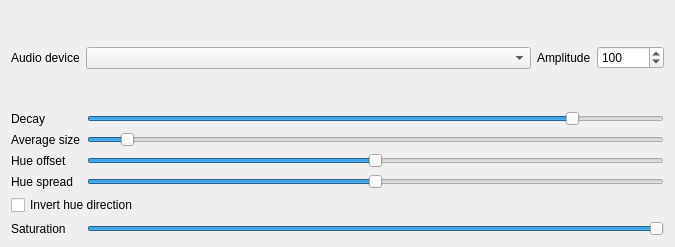
First picture: the form in Effects/AudioVUMeter/AudioVUMeter.ui, repository DLdota/OpenRGBEffectsPlugin, before the edit.
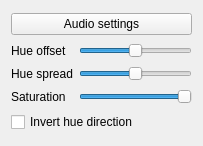
Second picture: the form after the edit. Custom widgets are drawn as their Qt base class.

Patch:
```diff
--- a/Effects/AudioVUMeter/AudioVUMeter.ui
+++ b/Effects/AudioVUMeter/AudioVUMeter.ui
@@ -6,168 +6,22 @@
    <rect>
     <x>0</x>
     <y>0</y>
-    <width>675</width>
-    <height>247</height>
+    <width>203</width>
+    <height>146</height>
    </rect>
   </property>
   <property name="windowTitle">
    <string>Form</string>
   </property>
-  <layout class="QGridLayout" name="gridLayout" columnstretch="1,0">
-   <item row="0" column="0">
-    <widget class="QFrame" name="frame">
-     <property name="frameShape">
-      <enum>QFrame::NoFrame</enum>
-     </property>
-     <property name="frameShadow">
-      <enum>QFrame::Raised</enum>
-     </property>
-     <layout class="QGridLayout" name="gridLayout_3" columnstretch="0,1">
-      <property name="leftMargin">
-       <number>0</number>
-      </property>
-      <property name="topMargin">
-       <number>0</number>
-      </property>
-      <property name="rightMargin">
-       <number>0</number>
-      </property>
-      <property name="bottomMargin">
-       <number>0</number>
-      </property>
-      <item row="0" column="0">
-       <widget class="QLabel" name="label">
-        <property name="text">
-         <string>Audio device</string>
-        </property>
-       </widget>
-      </item>
-      <item row="0" column="1">
-       <widget class="QComboBox" name="devices"/>
-      </item>
-     </layout>
-    </widget>
-   </item>
-   <item row="0" column="1">
-    <widget class="QFrame" name="frame_2">
-     <property name="frameShape">
-      <enum>QFrame::NoFrame</enum>
-     </property>
-     <property name="frameShadow">
-      <enum>QFrame::Raised</enum>
-     </property>
-     <layout class="QGridLayout" name="gridLayout_2">
-      <property name="leftMargin">
-       <number>0</number>
-      </property>
-      <property name="topMargin">
-       <number>0</number>
-      </property>
-      <property name="rightMargin">
-       <number>0</number>
-      </property>
-      <property name="bottomMargin">
-       <number>0</number>
-      </property>
-      <item row="0" column="0">
-       <widget class="QLabel" name="label_2">
-        <property name="text">
-         <string>Amplitude</string>
-        </property>
-       </widget>
-      </item>
-      <item row="0" column="1">
-       <widget class="QSpinBox" name="amplitude">
-        <property name="maximum">
-         <number>10000000</number>
-        </property>
-        <property name="value">
-         <number>100</number>
-        </property>
-       </widget>
-      </item>
-     </layout>
-    </widget>
-   </item>
-   <item row="1" column="0" colspan="2">
-    <widget class="QFrame" name="frame_3">
-     <property name="frameShape">
-      <enum>QFrame::NoFrame</enum>
-     </property>
-     <property name="frameShadow">
-      <enum>QFrame::Raised</enum>
-     </property>
-     <layout class="QGridLayout" name="gridLayout_4">
-      <property name="leftMargin">
-       <number>0</number>
-      </property>
-      <property name="topMargin">
-       <number>0</number>
-      </property>
-      <property name="rightMargin">
-       <number>0</number>
-      </property>
-      <property name="bottomMargin">
-       <number>0</number>
-      </property>
-      <item row="0" column="0">
-       <widget class="QLabel" name="label_4">
-        <property name="text">
-         <string>Decay</string>
-        </property>
-       </widget>
-      </item>
+  <layout class="QGridLayout" name="gridLayout" columnstretch="0,0">
       <item row="3" column="0">
-       <widget class="QLabel" name="label_6">
-        <property name="text">
-         <string>Hue spread</string>
-        </property>
-       </widget>
-      </item>
-      <item row="5" column="0">
        <widget class="QLabel" name="label_7">
         <property name="text">
          <string>Saturation</string>
         </property>
        </widget>
       </item>
-      <item row="0" column="1">
-       <widget class="QTooltipedSlider" name="decay">
-        <property name="maximum">
-         <number>100</number>
-        </property>
-        <property name="value">
-         <number>85</number>
-        </property>
-        <property name="orientation">
-         <enum>Qt::Horizontal</enum>
-        </property>
-       </widget>
-      </item>
-      <item row="1" column="1">
-       <widget class="QTooltipedSlider" name="average">
-        <property name="minimum">
-         <number>1</number>
-        </property>
-        <property name="maximum">
-         <number>256</number>
-        </property>
-        <property name="value">
-         <number>16</number>
-        </property>
-        <property name="orientation">
-         <enum>Qt::Horizontal</enum>
-        </property>
-       </widget>
-      </item>
-      <item row="2" column="0">
-       <widget class="QLabel" name="label_5">
-        <property name="text">
-         <string>Hue offset</string>
-        </property>
-       </widget>
-      </item>
-      <item row="5" column="1">
+   <item row="3" column="1">
        <widget class="QTooltipedSlider" name="saturation">
         <property name="maximum">
          <number>255</number>
@@ -181,6 +35,19 @@
        </widget>
       </item>
       <item row="2" column="1">
+    <widget class="QTooltipedSlider" name="color_spread">
+     <property name="maximum">
+      <number>100</number>
+     </property>
+     <property name="value">
+      <number>50</number>
+     </property>
+     <property name="orientation">
+      <enum>Qt::Horizontal</enum>
+     </property>
+    </widget>
+   </item>
+   <item row="1" column="1">
        <widget class="QTooltipedSlider" name="color_offset">
         <property name="maximum">
          <number>360</number>
@@ -194,22 +61,9 @@
        </widget>
       </item>
       <item row="1" column="0">
-       <widget class="QLabel" name="label_3">
+    <widget class="QLabel" name="label_5">
         <property name="text">
-         <string>Average size</string>
-        </property>
-       </widget>
-      </item>
-      <item row="3" column="1">
-       <widget class="QTooltipedSlider" name="color_spread">
-        <property name="maximum">
-         <number>100</number>
-        </property>
-        <property name="value">
-         <number>50</number>
-        </property>
-        <property name="orientation">
-         <enum>Qt::Horizontal</enum>
+      <string>Hue offset</string>
         </property>
        </widget>
       </item>
@@ -220,7 +74,18 @@
         </property>
        </widget>
       </item>
-     </layout>
+   <item row="2" column="0">
+    <widget class="QLabel" name="label_6">
+     <property name="text">
+      <string>Hue spread</string>
+     </property>
+    </widget>
+   </item>
+   <item row="0" column="0" colspan="2">
+    <widget class="QPushButton" name="audio_settings">
+     <property name="text">
+      <string>Audio settings</string>
+     </property>
     </widget>
    </item>
   </layout>
```
Left out of the diff: 7 changed lines with no effect on the pictures. Lines whose indentation alone changed are shown as unchanged.
